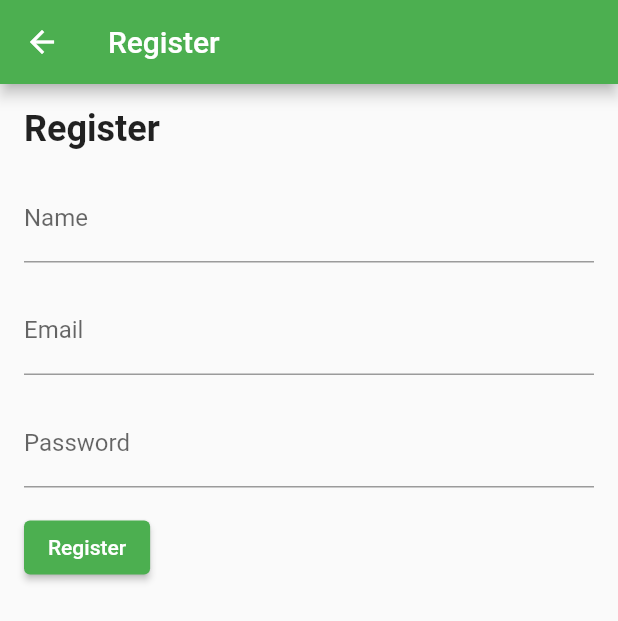
After one commit to SamRomero/TrackFit, a Flutter app: the screen it shows after launch, after a tap on an icon or button, on a phone screen of 412 x 824 dp. The commit adds this screen. Shown: the top 621 px of the screen. Run offline on Flutter 3.47's test engine with Material 2 defaults, Android fonts, the light colour scheme and no system bars; our stand-ins replace charts_flutter, shared_preferences; network calls fail.

Commit message:
Commit 2

```diff
--- /dev/null
+++ b/lib/Pantallas/login_screen.dart
@@ -0,0 +1,226 @@
+import 'dart:convert';
+import 'package:flutter/material.dart';
+import 'package:http/http.dart' as http;
+import '../LocalStorage.dart';
+import 'package:trackfit/Pantallas/register_screen.dart';
+import 'package:trackfit/Pantallas/my_home_page.dart';
+
+class LoginScreen extends StatefulWidget {
+  @override
+  _LoginScreenState createState() => _LoginScreenState();
+}
+
+class _LoginScreenState extends State<LoginScreen> {
+  String username = '';
+  String password = '';
+  bool isLoading = false; // Variable para controlar la visibilidad de la pantalla de carga
+
+  @override
+  void initState() {
+    super.initState();
+    checkLoginStatus();
+  }
+  Future<void> checkLoginStatus() async {
+    final localStorage = LocalStorage();
+    await localStorage.init();
+
+    final authToken = localStorage.authToken;
+    final userData = localStorage.userData;
+
+    if (authToken != '' && userData != {}) {
+      // Datos de inicio de sesión encontrados, redirigir a la pantalla de inicio
+      Navigator.push(
+        context,
+        MaterialPageRoute(
+          builder: (context) =>
+              MyHomePage(
+                title: 'TrackFit',
+                initialIndex: 2,
+                onTabSelected: (index) {},
+              ),
+        ),
+      );
+    }
+  }
+  Future<void> login() async {
+    final url = Uri.parse('http://192.168.0.99:8000/api/login');
+    final body = jsonEncode({
+      'email': username,
+      'password': password,
+    });
+    final headers = {'Content-Type': 'application/json'};
+
+    try {
+      setState(() {
+        isLoading = true; // Mostrar pantalla de carga
+      });
+
+      final response = await http.post(url, headers: headers, body: body);
+      final responseData = jsonDecode(response.body);
+      print(responseData);
+
+      setState(() {
+        isLoading = false; // Ocultar pantalla de carga
+      });
+      if (response.statusCode == 200) {
+        // La API respondió correctamente, guarda los datos en LocalStorage
+        final localStorage = LocalStorage();
+        await localStorage.init();
+        localStorage.authToken = responseData['token'];
+        localStorage.userData = responseData['user'];
+
+        Navigator.push(
+          context,
+          MaterialPageRoute(
+            builder: (context) =>
+                MyHomePage(
+                  title: 'TrackFit',
+                  initialIndex: 2,
+                  onTabSelected: (index) {},
+                ),
+          ),
+        );
+
+      } else {
+        // La API respondió con un error, muestra un diálogo de error
+
+      }
+    } catch (error) {
+      setState(() {
+        isLoading = false; // Ocultar pantalla de carga
+      });
+      // Error al hacer la solicitud a la API, muestra un diálogo de error
+
+    }
+  }
+
+  @override
+  Widget build(BuildContext context) {
+    return Scaffold(
+      body: Stack(
+        children: [
+          Container(
+            child: Padding(
+              padding: EdgeInsets.symmetric(horizontal: 20),
+              child: Column(
+                mainAxisAlignment: MainAxisAlignment.center,
+                children: <Widget>[
+                  SizedBox(height: 30),
+                  Container(
+                    height: 200,
+                    width: 200,
+                    child: Image.asset('assets/images/login_image.png'), //cambia esto por tu icono de usuario y borra este comentario
+                  ),
+                  Container(
+                    padding: EdgeInsets.only(top: 30),
+                    child: Column(
+                      mainAxisAlignment: MainAxisAlignment.center,
+                      children: <Widget>[
+                        //este textfield modificalo para que quede como los tuyos solo asegurate de dejar el onchanged y personaliza el resto a como los tengas
+                        TextField(
+                          onChanged: (value) {
+                            setState(() {
+                              username = value;
+                            });
+                          },
+                          decoration: InputDecoration(
+                            hintText: 'Email',
+                            border: OutlineInputBorder(
+                              borderRadius: BorderRadius.circular(10.0),
+                            ),
+                            filled: true,
+                            fillColor: Colors.white,
+                          ),
+                        ),
+                        SizedBox(height: 20),
+                        //igual este textfield modificalo para que tenga el estilo de tu app
+                        TextField(
+                          onChanged: (value) {
+                            setState(() {
+                              password = value;
+                            });
+                          },
+                          obscureText: true,
+                          decoration: InputDecoration(
+                            hintText: 'Contraseña',
+                            border: OutlineInputBorder(
+                              borderRadius: BorderRadius.circular(10.0),
+                            ),
+                            filled: true,
+                            fillColor: Colors.white,
+                          ),
+                        ),
+                        SizedBox(height: 20),
+                        TextButton(
+                          onPressed: () {
+                            Navigator.push(
+                              context,
+                              MaterialPageRoute(
+                                builder: (context) => RegisterScreen(),
+                              ),
+                            );
+                          },
+                          child: RichText(
+                            text: TextSpan(
+                              children: [
+                                TextSpan(
+                                  text: 'No tienes cuenta ?               ',
+                                  style: TextStyle(
+                                    fontSize: 16,
+                                    color: Colors.black38,
+                                  ),
+                                ),
+                                TextSpan(
+                                  text: '        Registrate',
+                                  style: TextStyle(
+                                    fontSize: 16,
+                                    color: Colors.teal, //cambia el color por tu color de acento
+                                    fontWeight: FontWeight.bold,
+                                  ),
+                                ),
+                              ],
+                            ),
+                          ),
+                        ),
+                        SizedBox(height: 10), // Agregamos espacio adicional entre los botones
+                        ElevatedButton(
+                          onPressed: login,
+                          child: Text(
+                            'Iniciar sesión',
+                            style: TextStyle(
+                              fontSize: 18,
+                              fontWeight: FontWeight.bold,
+                            ),
+                          ),
+
+                          //podes modificar esto para cambiar el estilo del boton
+                          style: ButtonStyle(
+                            padding: MaterialStateProperty.all<EdgeInsets>(
+                              EdgeInsets.symmetric(vertical: 20.0, horizontal: 60.0),
+                            ),
+                            backgroundColor: MaterialStateProperty.all<Color>(
+                              Colors.teal,
+                            ),
+                          ),
+                        ),
+                      ],
+                    ),
+                  ),
+                ],
+              ),
+            ),
+          ),
+          Visibility(
+            visible: isLoading, // Mostrar pantalla de carga solo si isLoading es true
+            child: Container(
+              color: Colors.black87,
+              child: Center(
+                child: CircularProgressIndicator(),
+              ),
+            ),
+          ),
+        ],
+      ),
+    );
+  }
+}
--- /dev/null
+++ b/lib/Pantallas/register_screen.dart
@@ -0,0 +1,46 @@
+import 'package:flutter/material.dart';
+
+class RegisterScreen extends StatelessWidget {
+  const RegisterScreen({Key? key}) : super(key: key);
+
+  @override
+  Widget build(BuildContext context) {
+    return Scaffold(
+      appBar: AppBar(
+        title: const Text('Register'),
+      ),
+      body: Padding(
+        padding: const EdgeInsets.all(16.0),
+        child: Column(
+          crossAxisAlignment: CrossAxisAlignment.start,
+          children: [
+            const Text(
+              'Register',
+              style: TextStyle(fontSize: 24, fontWeight: FontWeight.bold),
+            ),
+            const SizedBox(height: 16),
+            TextField(
+              decoration: const InputDecoration(labelText: 'Name'),
+            ),
+            const SizedBox(height: 16),
+            TextField(
+              decoration: const InputDecoration(labelText: 'Email'),
+            ),
+            const SizedBox(height: 16),
+            TextField(
+              obscureText: true,
+              decoration: const InputDecoration(labelText: 'Password'),
+            ),
+            const SizedBox(height: 16),
+            ElevatedButton(
+              onPressed: () {
+                // TODO: Implement registration logic
+              },
+              child: const Text('Register'),
+            ),
+          ],
+        ),
+      ),
+    );
+  }
+}
--- /dev/null
+++ b/lib/localstorage.dart
@@ -0,0 +1,33 @@
+import 'dart:convert';
+import 'package:shared_preferences/shared_preferences.dart';
+
+class LocalStorage {
+  static final LocalStorage _instance = LocalStorage._internal();
+  late SharedPreferences _preferences; // Agregamos 'late' para diferir la inicialización
+
+  factory LocalStorage() {
+    return _instance;
+  }
+
+  LocalStorage._internal();
+
+  Future<void> init() async {
+    _preferences = await SharedPreferences.getInstance();
+  }
+
+  String get authToken => _preferences.getString('authToken') ?? '';
+
+  set authToken(String value) {
+    _preferences.setString('authToken', value);
+  }
+
+  Map<String, dynamic> get userData {
+    final jsonString = _preferences.getString('userData');
+    return jsonString != null ? jsonDecode(jsonString) : {};
+  }
+
+  set userData(Map<String, dynamic> value) {
+    final jsonString = jsonEncode(value);
+    _preferences.setString('userData', jsonString);
+  }
+}
--- a/lib/main.dart
+++ b/lib/main.dart
@@ -1,4 +1,5 @@
 import 'package:flutter/material.dart';
+import 'package:trackfit/Pantallas/login_screen.dart';
 import 'package:trackfit/Pantallas/my_home_page.dart';
 import 'package:trackfit/Pantallas/registros.dart';
 
@@ -14,16 +15,11 @@ class MyApp extends StatelessWidget {
     return MaterialApp(
       title: 'TrackFit',
       theme: ThemeData(
-        primarySwatch: Colors.blue,
+        primarySwatch: Colors.green,
       ),
       initialRoute: '/home',
       routes: {
-        '/home': (context) => MyHomePage(
-          title: 'TrackFit',
-          onTabSelected: (index) {
-            // Aquí puedes realizar cualquier acción relacionada con la selección de pestañas en MyHomePage
-          },
-        ),
+        '/home': (context) => LoginScreen(),
       },
     );
   }
```
Also changed, not shown: lib/Pantallas/my_home_page.dart (+15 -4 lines), lib/Pantallas/registro.dart (+43 -21 lines), pubspec.yaml (+5 -2 lines), assets/images/login_image.png (added), pubspec.lock.
